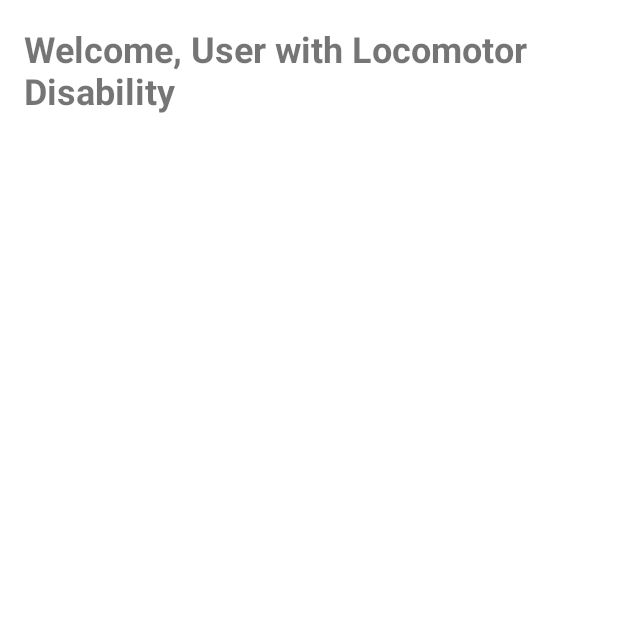
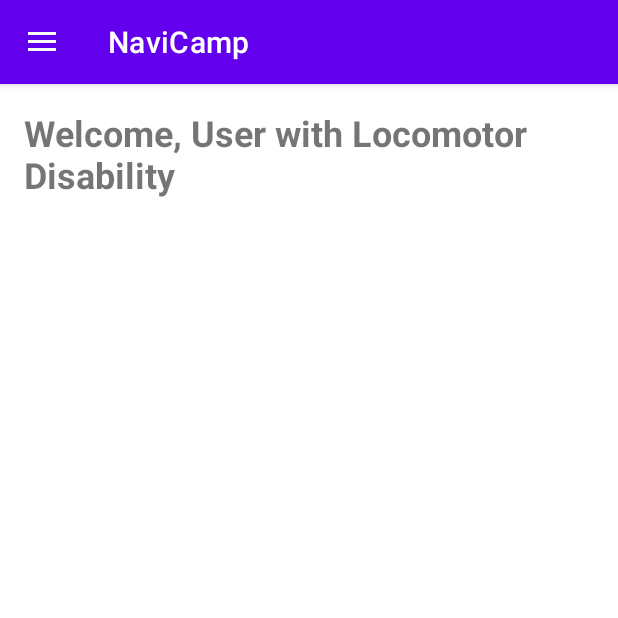
Before and after one commit to Chaaan30/NaviCamp-new, an Android app: the LocomotorDisabilityActivity screen opened directly, with no data from a screen before it, on a phone screen of 412 x 824 dp, the top half of it. Run offline under Robolectric (Android 15) with nearby library versions, the phone set to English and light mode, and no system bars.

Commit message:
burger and force theme fix
added burger menu and force use the theme that is set on the app so it will not force the phone's system dark mode or light mode theme

```diff
--- a/app/src/main/AndroidManifest.xml
+++ b/app/src/main/AndroidManifest.xml
@@ -3,6 +3,7 @@
     package="com.capstone.navicamp">
 
     <application
+        android:name=".ForceTheme"
         android:allowBackup="true"
         android:dataExtractionRules="@xml/data_extraction_rules"
         android:fullBackupContent="@xml/backup_rules"
--- a/app/src/main/java/com/capstone/navicamp/LocomotorDisabilityActivity.kt
+++ b/app/src/main/java/com/capstone/navicamp/LocomotorDisabilityActivity.kt
@@ -2,10 +2,27 @@ package com.capstone.navicamp
 
 import android.os.Bundle
 import androidx.appcompat.app.AppCompatActivity
+import androidx.appcompat.widget.Toolbar
+import androidx.drawerlayout.widget.DrawerLayout
+import com.google.android.material.navigation.NavigationView
+import androidx.appcompat.app.ActionBarDrawerToggle
 
 class LocomotorDisabilityActivity : AppCompatActivity() {
+    private lateinit var drawerLayout: DrawerLayout
+    private lateinit var toggle: ActionBarDrawerToggle
+
     override fun onCreate(savedInstanceState: Bundle?) {
         super.onCreate(savedInstanceState)
         setContentView(R.layout.activity_locomotor_disability)
+
+        // Set up the Toolbar as the Action Bar
+        val toolbar: Toolbar = findViewById(R.id.toolbar)
+        setSupportActionBar(toolbar)
+
+        // Set up the DrawerLayout and ActionBarDrawerToggle
+        drawerLayout = findViewById(R.id.drawer_layout)
+        toggle = ActionBarDrawerToggle(this, drawerLayout, toolbar, R.string.navigation_drawer_open, R.string.navigation_drawer_close)
+        drawerLayout.addDrawerListener(toggle)
+        toggle.syncState()
     }
 }
--- a/app/src/main/res/layout/activity_locomotor_disability.xml
+++ b/app/src/main/res/layout/activity_locomotor_disability.xml
@@ -1,9 +1,39 @@
 <?xml version="1.0" encoding="utf-8"?>
-<LinearLayout xmlns:android="http://schemas.android.com/apk/res/android"
+<androidx.drawerlayout.widget.DrawerLayout
+    xmlns:android="http://schemas.android.com/apk/res/android"
+    xmlns:app="http://schemas.android.com/apk/res-auto"
+    android:layout_width="match_parent"
+    android:layout_height="match_parent"
+    android:id="@+id/drawer_layout">
+
+    <!-- Main Content -->
+    <androidx.coordinatorlayout.widget.CoordinatorLayout
+        android:layout_width="match_parent"
+        android:layout_height="match_parent">
+
+        <!-- App Bar with Toolbar -->
+        <com.google.android.material.appbar.AppBarLayout
+            android:layout_width="match_parent"
+            android:layout_height="wrap_content"
+            android:theme="@style/ThemeOverlay.AppCompat.Dark.ActionBar">
+
+            <androidx.appcompat.widget.Toolbar
+                android:id="@+id/toolbar"
+                android:layout_width="match_parent"
+                android:layout_height="?attr/actionBarSize"
+                android:background="?attr/colorPrimary"
+                android:title="Locomotor Disability"
+                android:titleTextColor="@android:color/white" />
+
+        </com.google.android.material.appbar.AppBarLayout>
+
+        <!-- Main Screen Content -->
+        <LinearLayout
             android:layout_width="match_parent"
             android:layout_height="match_parent"
             android:orientation="vertical"
-    android:padding="16dp">
+            android:padding="16dp"
+            app:layout_behavior="@string/appbar_scrolling_view_behavior">
 
             <TextView
                 android:layout_width="wrap_content"
@@ -15,3 +45,15 @@
             <!-- Add more UI elements as needed -->
 
         </LinearLayout>
+    </androidx.coordinatorlayout.widget.CoordinatorLayout>
+
+    <!-- Navigation Drawer -->
+    <com.google.android.material.navigation.NavigationView
+        android:id="@+id/navigation_view"
+        android:layout_width="wrap_content"
+        android:layout_height="match_parent"
+        android:layout_gravity="start"
+        android:fitsSystemWindows="true"
+        android:background="@android:color/white"
+        app:menu="@menu/drawer_menu" />
+</androidx.drawerlayout.widget.DrawerLayout>
--- /dev/null
+++ b/app/src/main/res/menu/drawer_menu.xml
@@ -0,0 +1,9 @@
+<!-- res/menu/drawer_menu.xml -->
+<menu xmlns:android="http://schemas.android.com/apk/res/android">
+    <item
+        android:id="@+id/nav_item1"
+        android:title="Main Menu" />
+    <item
+        android:id="@+id/nav_item2"
+        android:title="Log out" />
+</menu>
--- a/app/src/main/res/values/colors.xml
+++ b/app/src/main/res/values/colors.xml
@@ -1,8 +1,8 @@
 <resources>
-    <color name="primaryColor">#121212</color>
-    <color name="primaryDarkColor">#1F1F1F</color>
+    <color name="primaryColor">#6200EE</color>
+    <color name="primaryDarkColor">#3700B3</color>
     <color name="onPrimaryColor">#FFFFFF</color>
-    <color name="secondaryColor">#BB86FC</color>
-    <color name="secondaryDarkColor">#3700B3</color>
+    <color name="secondaryColor">#03DAC6</color>
+    <color name="secondaryDarkColor">#018786</color>
     <color name="onSecondaryColor">#000000</color>
 </resources>
--- a/app/src/main/res/values/strings.xml
+++ b/app/src/main/res/values/strings.xml
@@ -1,3 +1,5 @@
 <resources>
     <string name="app_name">NaviCamp</string>
+    <string name="navigation_drawer_open">Open navigation drawer</string>
+    <string name="navigation_drawer_close">Close navigation drawer</string>
 </resources>
```
Also changed, not shown: app/src/main/java/com/capstone/navicamp/ForceTheme.kt (added, +11 -0 lines), app/src/main/java/com/capstone/navicamp/SecurityOfficerActivity.kt (+18 -0 lines), app/src/main/res/layout/activity_security_officer.xml (+44 -2 lines), app/src/main/java/com/capstone/navicamp/TermsConditionsBottomSheet.kt (line endings or trailing spaces), app/src/main/res/drawable/burger_menu.png (added). Lines whose indentation alone changed are shown as unchanged.
